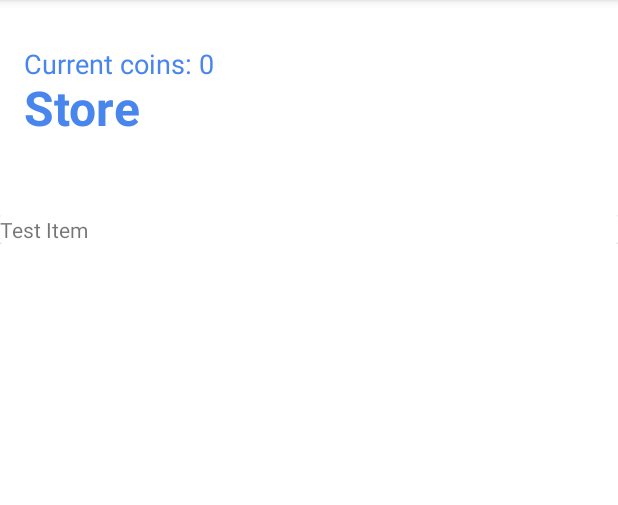
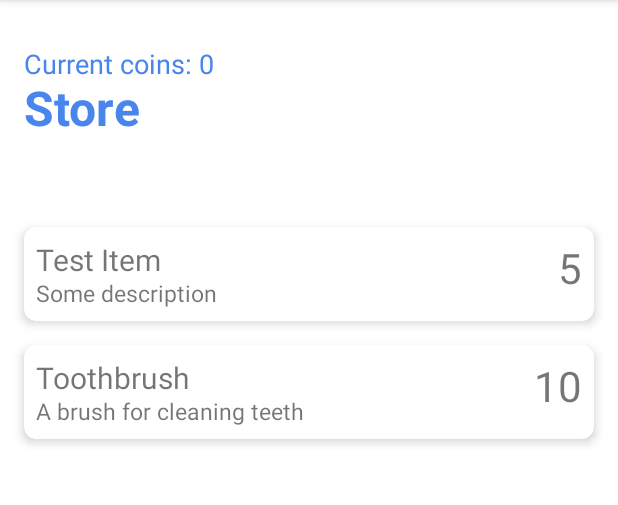
Before and after one commit to GameDeveloperEpsilon/ToDoetPrototype, an Android app: the StoreActivity screen opened directly, with no data from a screen before it, on a phone screen of 412 x 824 dp, the part 84-589 px from its top. Run offline under Robolectric (Android 15) with nearby library versions, the phone set to English and light mode, and no system bars.

Commit message:
Finished layout for store items

```diff
--- a/app/src/main/java/com/example/todoetprototype/adapter/StoreItemAdapter.java
+++ b/app/src/main/java/com/example/todoetprototype/adapter/StoreItemAdapter.java
@@ -44,6 +44,8 @@ public class StoreItemAdapter extends RecyclerView.Adapter<StoreItemAdapter.View
     public void onBindViewHolder(@NonNull ViewHolder holder, int position) {
         StoreModel item = storeItemList.get(position); // in the todolist you get the item
         holder.storeItemName.setText(item.getItemName()); // set the task from the item position
+        holder.storeItemDescription.setText(item.getItemDescription()); // set the description
+        holder.storeItemPrice.setText(String.valueOf(item.getItemPrice())); // set the price
     }
 
     @Override
@@ -59,11 +61,14 @@ public class StoreItemAdapter extends RecyclerView.Adapter<StoreItemAdapter.View
 
         // Item name
         TextView storeItemName;
-        // Item cost
+        TextView storeItemDescription;
+        TextView storeItemPrice;
 
         ViewHolder(View view){
             super(view);
             storeItemName = view.findViewById(R.id.storeItemName);
+            storeItemDescription = view.findViewById(R.id.storeItemDescription);
+            storeItemPrice = view.findViewById(R.id.storeItemPrice);
         }
     }
 }
--- a/app/src/main/java/com/example/todoetprototype/store/StoreActivity.java
+++ b/app/src/main/java/com/example/todoetprototype/store/StoreActivity.java
@@ -42,9 +42,11 @@ public class StoreActivity extends AppCompatActivity {
         storeItemAdapter = new StoreItemAdapter(new DatabaseHandler(this), this);
         storeItemsView.setAdapter(storeItemAdapter);
 
-        // Test adding an item
+        // Test adding some items
         storeItemList = new ArrayList<>();
         storeItemList.add(new StoreModel(1, 5, "Test Item", "Some description", "Category A"));
+        storeItemList.add(new StoreModel(2, 10, "Toothbrush", "A brush for cleaning teeth", "Category B"));
         storeItemAdapter.setStoreItemList(storeItemList);
+
     }
 }
--- a/app/src/main/res/layout/activity_store.xml
+++ b/app/src/main/res/layout/activity_store.xml
@@ -28,11 +28,6 @@
         android:textSize="32sp"
         android:text="@string/store" />
 
-
-
-
-
-
       <androidx.recyclerview.widget.RecyclerView
           android:id="@+id/storeItemsRecyclerView"
           android:layout_width="match_parent"
--- a/app/src/main/res/layout/store_item_layout.xml
+++ b/app/src/main/res/layout/store_item_layout.xml
@@ -1,11 +1,41 @@
 <?xml version="1.0" encoding="utf-8"?>
 <androidx.cardview.widget.CardView xmlns:android="http://schemas.android.com/apk/res/android"
     android:layout_width="match_parent"
-    android:layout_height="match_parent">
+    android:layout_height="wrap_content"
+    xmlns:app="http://schemas.android.com/apk/res-auto"
+    app:cardElevation="4dp"
+    app:cardCornerRadius="8dp"
+    android:layout_marginHorizontal="16dp"
+    android:layout_marginVertical="8dp">
 
-    <TextView
-        android:id="@+id/storeItemName"
+    <RelativeLayout
         android:layout_width="wrap_content"
         android:layout_height="wrap_content"
-        android:text="Default Name" />
+        android:padding="8dp">
+
+        <TextView
+            android:id="@+id/storeItemPrice"
+            android:layout_width="wrap_content"
+            android:layout_height="wrap_content"
+            android:layout_alignParentRight="true"
+            android:textSize="28sp"
+            android:text="3" />
+
+        <TextView
+            android:id="@+id/storeItemDescription"
+            android:layout_width="wrap_content"
+            android:layout_height="wrap_content"
+            android:layout_marginTop="25dp"
+            android:textSize="15sp"
+            android:text="Default item description" />
+
+        <TextView
+            android:id="@+id/storeItemName"
+            android:layout_width="wrap_content"
+            android:layout_height="wrap_content"
+            android:textSize="20sp"
+            android:text="Default Name" />
+
+    </RelativeLayout>
+
 </androidx.cardview.widget.CardView>
```
